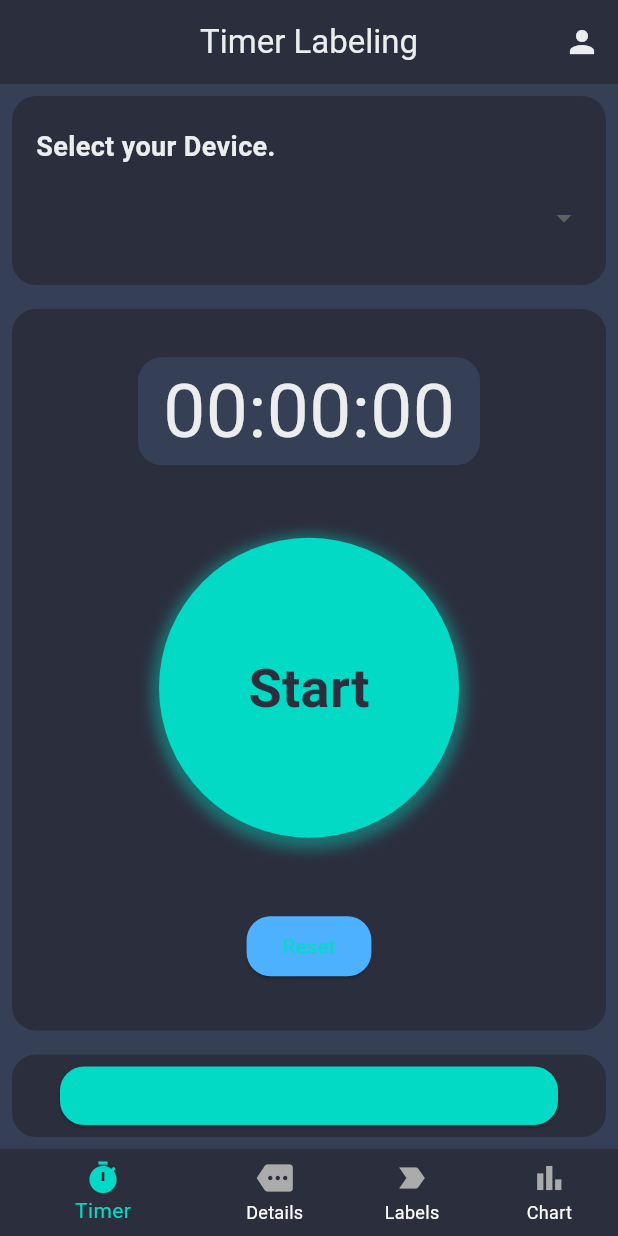
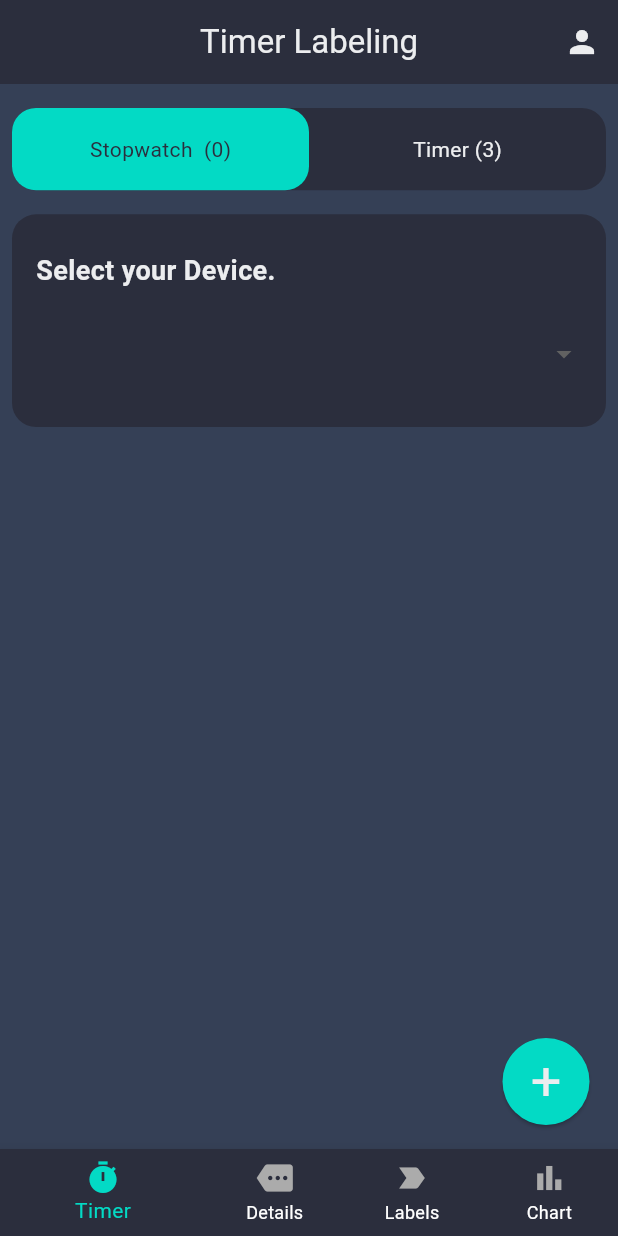
Before and after one commit to Layblar/layblar_app, a Flutter app: the MainScreen screen opened directly, on a phone screen of 412 x 824 dp. Run offline on Flutter 3.47's test engine with Material 3 defaults, Android fonts, the phone set to English and light mode, and no system bars; our stand-ins replace fl_chart, syncfusion_flutter_charts, syncfusion_flutter_sliders; network calls fail.

Commit message:
added feature multiple stopwatches

```diff
--- a/lib/Themes/Styles.dart
+++ b/lib/Themes/Styles.dart
@@ -5,6 +5,14 @@ class Styles{
   static final primaryButtonStyle = ElevatedButton.styleFrom(
     backgroundColor: ThemeColors.primary,
     shape: RoundedRectangleBorder(borderRadius: BorderRadius.circular(16)),
+    textStyle: TextStyle(color: ThemeColors.textColor),
+
+  );
+
+  static final primaryButtonRoundedStyle = ElevatedButton.styleFrom(
+    backgroundColor: ThemeColors.primary,
+    shape: const CircleBorder(),
+    padding: const EdgeInsets.all(8),
     textStyle: TextStyle(color: ThemeColors.textColor),
 
   );
--- a/lib/screens/ChartScreen.dart
+++ b/lib/screens/ChartScreen.dart
@@ -163,8 +163,6 @@ class _ChartScreenState extends State<ChartScreen> {
    Container getTimeFilterSection() {
 
     void toggleTimeFilter(String time){
-
-      debugPrint("[------HALLLOOOOO]");
     if(time == "day"){
       setState(() {
         isTodaySelected =true;
@@ -225,6 +223,7 @@ class _ChartScreenState extends State<ChartScreen> {
           ),
         );
   }
+
 
 
   Container getChartWithSliderSection(DateTime _dateMin, DateTime _dateMax, SfRangeValues _dateValues) {
--- a/lib/screens/TimerScreen.dart
+++ b/lib/screens/TimerScreen.dart
@@ -4,6 +4,7 @@ import 'package:flutter/material.dart';
 import 'package:layblar_app/DTO/DEviceCardMocksDTO.dart';
 import 'package:layblar_app/Themes/Styles.dart';
 import 'package:layblar_app/Themes/ThemeColors.dart';
+import 'package:layblar_app/WIdgets/BlinkingDot.dart';
 import 'package:layblar_app/WIdgets/DeviceListItem.dart';
 
 
@@ -19,15 +20,17 @@ class TimerScreen extends StatefulWidget {
 
 class _TimerScreenState extends State<TimerScreen> {
 
-  final Stopwatch _stopwatch = Stopwatch();
-  late Timer _timer;
-  bool _isRunning = false;
-  String _result = '00:00:00';
+  // final Stopwatch _stopwatch = Stopwatch();
+  // late Timer _timer;
+  // bool _isRunning = false;
+  // String _result = '00:00:00';
   String selectedDevice = "";
 
   List<DeviceListItem> mockedItems = DeviceCardMockDTO.generateCards();
   //get our households
   List<DropdownMenuItem<String>> dropdownItems = [];
+
+  List<StopWatchItem> stopwatchItems = [];
 
   @override
   void initState() {
@@ -50,13 +53,66 @@ class _TimerScreenState extends State<TimerScreen> {
   Widget build(BuildContext context) {
 
     return  SizedBox(
-        child: Column(
+        child: Stack(
+          children: [
+
+            Column(
               children: [
                 //const InfoBox(),
 
-            Expanded(flex: 2, child: getHouseHoldSelection()),
-            Expanded(flex: 7, child: getStopwatchSection(context)),
-            Expanded(flex: 1,child: getSubmitBtnSection(context))
+                Expanded(flex: 1, child: getToggleWatchModeSection()),
+                Expanded(flex: 2, child: getSetDeviceSection()),
+                //Expanded(flex: 6, child: getStopwatchSection(context)),
+                Expanded(
+                  flex: 6,
+                  child: Container(
+                      margin: EdgeInsets.all(8),
+                        key: UniqueKey(), // Hier wird ein UniqueKey verwendet
+
+                      child: ListView(
+                        children: stopwatchItems,
+                      ),
+                  ),
+                )
+
+              ],
+            ),
+             Align(
+              alignment: Alignment.bottomRight,
+              child: getSubmitBtnSection(context),
+            ),
+          ],
+        ),
+      );
+  }
+
+
+
+  Container getToggleWatchModeSection() {
+    return Container(
+        margin: const EdgeInsets.only(left: 8, right: 8, top: 16, bottom: 8),
+        decoration: Styles.containerDecoration,
+        child: Row(
+          children: [
+            Expanded(flex:1,
+            child: GestureDetector(
+              onTap: (){},
+              child: Container(
+                decoration: Styles.selctedContainerDecoration,
+                child:  Center(
+                  child: Text("Stopwatch  (" + stopwatchItems.length.toString() + ")" , style: TextStyle(color:  ThemeColors.secondaryBackground)),)),
+            ),),
+            Expanded(
+              flex:1,
+              child: GestureDetector(
+                onTap: (){},
+                child: Container(
+                  decoration: null,
+                child:  Center(
+                  child: Text("Timer (3)", style: TextStyle(color:ThemeColors.textColor),),)),
+              ),
+            ),
+
 
           ],
         ),
@@ -64,126 +120,46 @@ class _TimerScreenState extends State<TimerScreen> {
   }
 
 
-  void _start(){
-
-    _isRunning = true;
-    _timer = Timer.periodic(const Duration(milliseconds: 30), (Timer t) {
-      setState(() {
-        _result =
-          '${_stopwatch.elapsed.inMinutes.toString().padLeft(2, '0')}:${(_stopwatch.elapsed.inSeconds % 60).toString().padLeft(2, '0')}:${(_stopwatch.elapsed.inMilliseconds % 100).toString().padLeft(2, '0')}';
-      });
-    });
-    _stopwatch.start();
-  }
-
-   void _stop() {
 
 
-    _timer.cancel();
-    _stopwatch.stop();
-    setState(() {
-      _isRunning = false;
-    });
-  }
-
-  void _reset(){
-    _stop();
-    _stopwatch.reset();
-    _isRunning = false;
-    setState(() {
-      _result = '00:00:00';
-    });
-  }
-
-  void _submit(String household, String time){
-    debugPrint("submitted: " + household + ", " + time);
-  }
-
-  Container getSubmitBtnSection(BuildContext context) {
-    return Container(
-            width: MediaQuery.of(context).size.width,
-            margin: const EdgeInsets.all(8),
-            decoration: Styles.containerDecoration,
-            child: Padding(
-              padding: const EdgeInsets.symmetric( vertical: 8.0, horizontal: 32.0),
+  Widget getSubmitBtnSection(BuildContext context) {
+    return Row(
+      mainAxisAlignment: MainAxisAlignment.end,
+      children: [
+        Padding(
+          padding: const EdgeInsets.symmetric( vertical: 16.0, horizontal: 16.0),
           child: ElevatedButton(
-                onPressed: ()=>  _submit(selectedDevice, _result),
-                style: Styles.primaryButtonStyle,
-                child: const Text("Sumbit"),
+                  onPressed: () => addNewStopWatchItem(stopwatchItems, selectedDevice),
+                  style: Styles.primaryButtonRoundedStyle,
+                  child:  Text("+", style: Styles.headerTextStyle,),
                 ),
         ),
+      ],
     );
   }
 
-  Container getStopwatchSection(BuildContext context) {
-    return Container(
-      margin: EdgeInsets.all(8),
-      width: MediaQuery.of(context).size.width,
-      decoration: Styles.containerDecoration,
-      child: Padding(
-        padding: const EdgeInsets.all(8.0),
-        child:
-              Column(
-                mainAxisSize: MainAxisSize.max,
-                mainAxisAlignment: MainAxisAlignment.spaceAround,
-                children: [
-                  Row(
-                    children: [
-                      Expanded(
-                        flex: 2,
-                        child: Container(
-                          child: BlinkingDotWidget(isRunning: _isRunning),
-                        ),
-                      ),
+  void addNewStopWatchItem(List<StopWatchItem> items, String selectedDevice){
 
-                      Expanded(
-                        flex: 6,
-                        child: Container(
-                          decoration: Styles.primaryBackgroundContainerDecoration,
-                          child: Center(
-                            child: Text(
-                              _result,
-                              style: const TextStyle(
-                                fontSize: 50.0,
-                              ),
-                            ),
-                          ),
-                        ),
-                      ),
-                      Expanded(flex: 2, child: Container())
+    debugPrint("[-----DEVICE----]"  + selectedDevice);
+    if(selectedDevice == ""){
+      showDialog(context: context, builder: (BuildContext context){
+        return AlertDialog(
+          backgroundColor: ThemeColors.secondaryBackground,
+          title: Text("Choose a Device first!", style: Styles.infoBoxTextStyle,),
+          actions: [
+            ElevatedButton( style: Styles.primaryButtonStyle, onPressed: ()=> Navigator.of(context).pop(), child: Text("Got it!", style: Styles.regularTextStyle,))
           ],
-                  ),
-                  GestureDetector(
-                    onTap: !_isRunning ? _start : _stop,
-                    child: Container(
-                      height: 200,
-                      width: 200,
-                      decoration: !_isRunning
-                          ? Styles.stopwatchContainerDecoration
-                          : Styles.stopwatchContainerDecorationStopped,
-                      child: Center(
-                        child: !_isRunning
-                            ? Text("Start", style: Styles.headerTextStyleSecondary)
-                            : Text("Stop", style: Styles.headerTextStyleSecondary),
-                      ),
-                    ),
-                  ),
-                  ElevatedButton(
-                    onPressed: _reset,
-                    style: Styles.secondaryButtonStyle,
-                    child: const Text('Reset'),
-                  ),
-                ],
-              ),
-            ),
-
-
-
         );
+      });
+    }else{
+      setState(() {
+        items.add(StopWatchItem(selectedDevice: selectedDevice));
+      });
+    }
   }
 
 
-  Container getHouseHoldSelection() {
+  Container getSetDeviceSection() {
     return Container(
             margin: EdgeInsets.all(8),
             decoration: Styles.containerDecoration,
@@ -223,78 +199,101 @@ class _TimerScreenState extends State<TimerScreen> {
   }
 }
 
-class InfoBox extends StatelessWidget {
-  const InfoBox({
+
+
+class StopWatchItem extends StatefulWidget {
+  const StopWatchItem({
+    required this.selectedDevice,
     Key? key,
   }) : super(key: key);
+
+  final String selectedDevice;
+
+
+  @override
+  State<StopWatchItem> createState() => _StopWatchItemState();
+}
+
+class _StopWatchItemState extends State<StopWatchItem> {
+
+  final Stopwatch _stopwatch = Stopwatch();
+  late Timer _timer;
+  bool _isRunning = false;
+  String _result = '00:00:00';
+  String selectedDevice = "";
+
+  @override
+  void initState() {
+    // TODO: implement initState
+    super.initState();
+    _start();
+  }
+
 
   @override
   Widget build(BuildContext context) {
     return Container(
-      margin: const EdgeInsets.all(8),
+    margin: const EdgeInsets.symmetric(vertical: 8),
     decoration: Styles.containerDecoration,
-      child:  Padding(
-        padding:  EdgeInsets.all(16.0),
-           child: Text (
-            "Select your household and start the stopwatch at the same time as your device. when the device is finished, stop the watch and submit the data with the submit button.",
-             style: Styles.infoBoxTextStyle,
-             overflow: TextOverflow.clip,
-            )
+    child: Column(
+      children: [
+        Text(widget.selectedDevice),
+        Row(
+          children: [
+            BlinkingDotWidget(isRunning: _isRunning),
+            Text(_result),
+            ElevatedButton(onPressed: _stop, child: Text("Stop")),
+            ElevatedButton(onPressed: _reset, child: Text("Reset")),
+          ],
         ),
+      ],
+    ),
+                            );
+  }
 
-    );
+
+  void _start() {
+  if (mounted) {
+    _isRunning = true;
+    _timer = Timer.periodic(const Duration(milliseconds: 30), (Timer t) {
+      if (mounted) {
+        setState(() {
+          _result = '${_stopwatch.elapsed.inMinutes.toString().padLeft(2, '0')}:${(_stopwatch.elapsed.inSeconds % 60).toString().padLeft(2, '0')}:${(_stopwatch.elapsed.inMilliseconds % 100).toString().padLeft(2, '0')}';
+        });
+      } else {
+        t.cancel();
+      }
+    });
+    _stopwatch.start();
   }
 }
 
+   void _stop() {
 
 
-class BlinkingDotWidget extends StatefulWidget {
-  final bool isRunning;
-
-  BlinkingDotWidget({required this.isRunning});
-
-  @override
-  _BlinkingDotWidgetState createState() => _BlinkingDotWidgetState();
+    _timer.cancel();
+    _stopwatch.stop();
+    setState(() {
+      _isRunning = false;
+    });
   }
 
-class _BlinkingDotWidgetState extends State<BlinkingDotWidget> {
-  late Timer _blinkTimer;
-  bool _isVisible = true;
-
-  @override
-  void initState() {
-    super.initState();
-    _blinkTimer = Timer.periodic(const Duration(milliseconds: 500), (timer) {
-      if (widget.isRunning) {
+  void _reset(){
+    _stop();
+    _stopwatch.reset();
+    _isRunning = false;
     setState(() {
-          _isVisible = !_isVisible;
+      _result = '00:00:00';
     });
   }
-    });
+
+  void _submit(String household, String time){
+    debugPrint("submitted: " + household + ", " + time);
   }
 
   @override
 void dispose() {
-    _blinkTimer.cancel();
+  _timer.cancel();
   super.dispose();
 }
-
-  @override
-  Widget build(BuildContext context) {
-    if (widget.isRunning && _isVisible) {
-      return Container(
-        width: 20,
-        height: 20,
-        decoration: BoxDecoration(
-          color: ThemeColors.error,
-          shape: BoxShape.circle,
-        ),
-      );
-    } else {
-      return const SizedBox(
-        width: 20,
-        height: 20,
-      );
 }
-  }
-}
```
Also changed, not shown: lib/WIdgets/BlinkingDot.dart (added, +55 -0 lines). Lines whose indentation alone changed are shown as unchanged.
